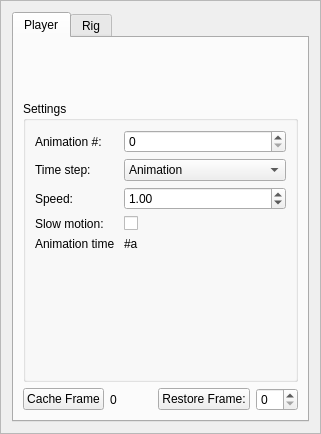
This is Plugins/Animation/src/UI/AnimationUI.ui in STORM-IRIT/Radium-Engine as Qt 5 draws it before an edit. The edited form follows.
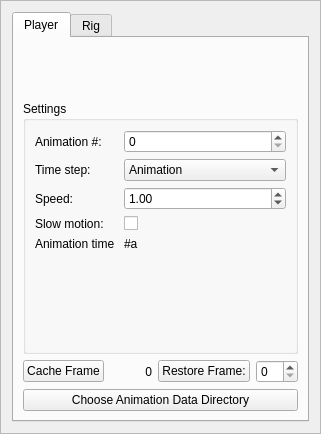
This is the edited form. Icons and pictures are not drawn.

Commit message: Make the user set the animation data directory ; Add runtime export directory to PluginContext ; Fix caching/restoring animation data ; Fix UI update ;

Patch:
```diff
--- a/Plugins/Animation/src/UI/AnimationUI.ui
+++ b/Plugins/Animation/src/UI/AnimationUI.ui
@@ -295,9 +295,18 @@
          </item>
          <item>
           <widget class="QLabel" name="m_currentFrame">
+           <property name="minimumSize">
+            <size>
+             <width>30</width>
+             <height>0</height>
+            </size>
+           </property>
            <property name="text">
             <string>0</string>
            </property>
+           <property name="alignment">
+            <set>Qt::AlignRight|Qt::AlignTrailing|Qt::AlignVCenter</set>
+           </property>
           </widget>
          </item>
          <item>
@@ -312,6 +321,13 @@
          </item>
         </layout>
        </item>
+       <item>
+        <widget class="QPushButton" name="m_saveDir">
+         <property name="text">
+          <string>Choose Animation Data Directory</string>
+         </property>
+        </widget>
+       </item>
       </layout>
      </widget>
      <widget class="QWidget" name="m_rig">
```
Left out of the diff: 1 changed line with no effect on the pictures. The commit also changes 11 other files.
